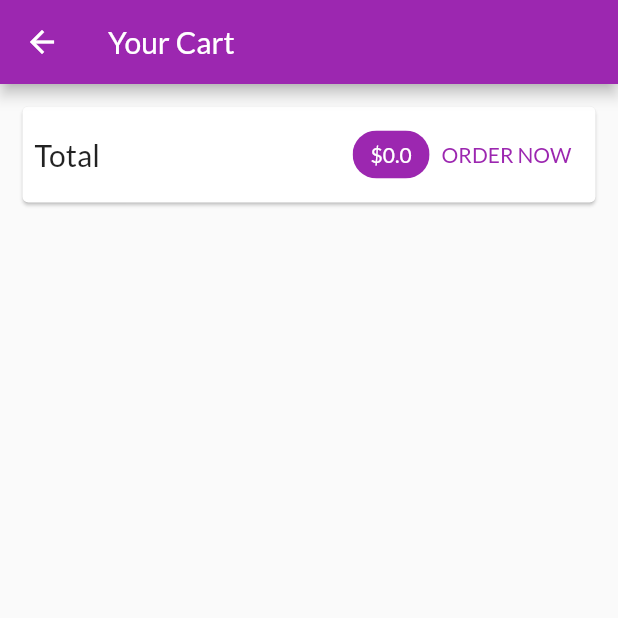
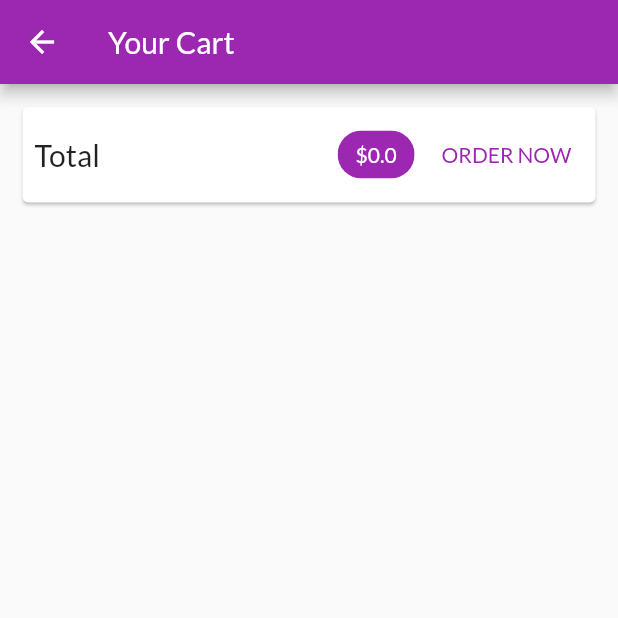
Before and after one commit to akjha96/E_Cartel_Shop_Flutter_App, a Flutter app: the CartScreen screen opened by its route, on a phone screen of 412 x 824 dp, the top half of it. Run offline on Flutter 3.47's test engine with Material 2 defaults, Android fonts, the light colour scheme and no system bars; network calls fail.

Commit message:
Added margin between total Amount and Order Now btn

```diff
--- a/lib/screens/cart_screen.dart
+++ b/lib/screens/cart_screen.dart
@@ -30,7 +30,9 @@ class CartScreen extends StatelessWidget {
                       style: TextStyle(fontSize: 20),
                     ),
                     Spacer(),
-                    Chip(
+                    Container(
+                      margin: const EdgeInsets.only(right: 10),
+                      child: Chip(
                         label: Text('\$${cart.totalAmount}',
                             style: TextStyle(
                                 color: Theme.of(context)
@@ -38,6 +40,7 @@ class CartScreen extends StatelessWidget {
                                     .titleMedium
                                     ?.color)),
                         backgroundColor: Theme.of(context).colorScheme.primary,
+                      ),
                     ),
                     TextButton(
                       onPressed: () {},
```
Lines whose indentation alone changed are shown as unchanged.
